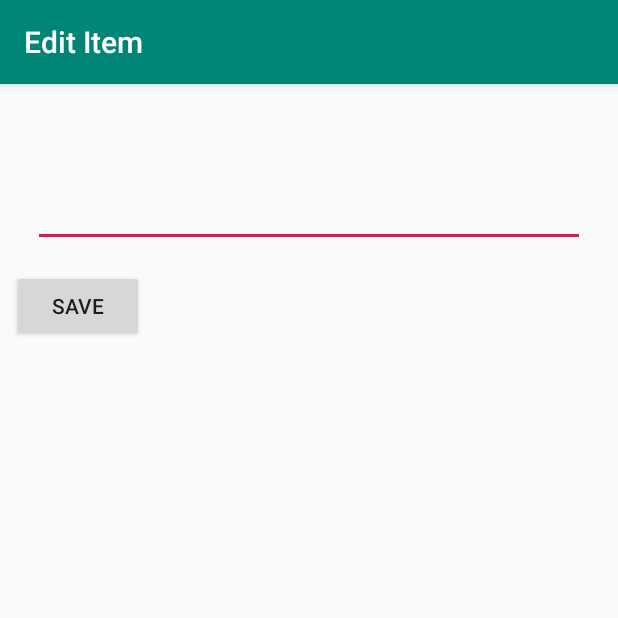
After one commit to lonitra/ToDo, an Android app: the EditItemActivity screen opened directly, with no data from a screen before it, on a phone screen of 412 x 824 dp, the top half of it. The commit adds this screen. Run offline under Robolectric (Android 15) with nearby library versions, the phone set to English and light mode, and no system bars.

Commit message:
Created files to edit text & updated MainActivity.java

```diff
--- a/app/src/main/AndroidManifest.xml
+++ b/app/src/main/AndroidManifest.xml
@@ -9,6 +9,7 @@
         android:roundIcon="@mipmap/ic_launcher_round"
         android:supportsRtl="true"
         android:theme="@style/AppTheme">
+        <activity android:name=".EditItemActivity"></activity>
         <activity android:name=".MainActivity">
             <intent-filter>
                 <action android:name="android.intent.action.MAIN" />
--- /dev/null
+++ b/app/src/main/java/com/example/todo/EditItemActivity.java
@@ -0,0 +1,40 @@
+package com.example.todo;
+
+import android.content.Intent;
+import android.os.Bundle;
+import android.view.View;
+import android.widget.EditText;
+
+import androidx.appcompat.app.AppCompatActivity;
+
+public class EditItemActivity extends AppCompatActivity {
+
+    public static final int EDIT_REQUEST_CODE = 20;
+    public static final String ITEM_TEXT = "itemText";
+    public static final String ITEM_POSITION = "itemPosition";
+    EditText etItemText;
+    int position;
+    @Override
+    protected void onCreate(Bundle savedInstanceState) {
+        super.onCreate(savedInstanceState);
+        setContentView(R.layout.activity_edit_item);
+        // resolve the text field from the layout
+        etItemText = (EditText) findViewById(R.id.etItemText);
+        // set the text field's content from the intent
+        etItemText.setText(getIntent().getStringExtra(ITEM_TEXT));
+        // track the position of the item in the list
+        position = getIntent().getIntExtra(ITEM_POSITION, 0);
+        // set the title bar to reflect the purpose of the view
+        getSupportActionBar().setTitle("Edit Item");
+    }
+
+    public void onSaveItem(View v) {
+        // Prepare intent to pass back to MainActivity
+        Intent data = new Intent();
+        // Pass updated item text and original position
+        data.putExtra(ITEM_TEXT, etItemText.getText().toString());
+        data.putExtra(ITEM_POSITION, position); // ints work too
+        setResult(RESULT_OK, data); // set result code and bundle data for response
+        finish(); // closes the edit activity, passes intent back to main
+    }
+}
--- a/app/src/main/java/com/example/todo/MainActivity.java
+++ b/app/src/main/java/com/example/todo/MainActivity.java
@@ -1,5 +1,6 @@
 package com.example.todo;
 
+import android.content.Intent;
 import android.os.Bundle;
 import android.util.Log;
 import android.view.View;
@@ -17,6 +18,10 @@ import java.io.File;
 import java.io.IOException;
 import java.nio.charset.Charset;
 import java.util.ArrayList;
+
+import static com.example.todo.EditItemActivity.EDIT_REQUEST_CODE;
+import static com.example.todo.EditItemActivity.ITEM_POSITION;
+import static com.example.todo.EditItemActivity.ITEM_TEXT;
 
 public class MainActivity extends AppCompatActivity {
     ArrayList<String> item;
@@ -56,7 +61,21 @@ public class MainActivity extends AppCompatActivity {
                 itemAdapter.notifyDataSetChanged();
                 Log.i("MainActivity","Removed Item " + position);
                 writeItems();
+
                 return true;
+            }
+        });
+        // set the ListView's regular click listener
+        lvItem.setOnItemClickListener(new AdapterView.OnItemClickListener() {
+            @Override
+            public void onItemClick(AdapterView<?> parent, View view, int position, long id) {
+                // first parameter is the context, second is the class of the activity to launch
+                Intent i = new Intent(MainActivity.this, EditItemActivity.class);
+                // put "extras" into the bundle for access in the edit activity
+                i.putExtra(ITEM_TEXT, item.get(position));
+                i.putExtra(ITEM_POSITION, position);
+                // brings up the edit activity with the expectation of a result
+                startActivityForResult(i, EDIT_REQUEST_CODE);
             }
         });
     }
@@ -89,4 +108,24 @@ public class MainActivity extends AppCompatActivity {
             e.printStackTrace();
         }
     }
+
+    @Override
+    protected void onActivityResult(int requestCode, int resultCode, Intent data) {
+        super.onActivityResult(requestCode, resultCode, data);
+        // EDIT_REQUEST_CODE defined with constants
+        if (resultCode == RESULT_OK && requestCode == EDIT_REQUEST_CODE) {
+            // extract updated item value from result extras
+            String updatedItem = data.getExtras().getString(ITEM_TEXT);
+            // get the position of the item which was edited
+            int position = data.getExtras().getInt(ITEM_POSITION, 0);
+            // update the model with the new item text at the edited position
+            item.set(position, updatedItem);
+            // notify the adapter the model changed
+            itemAdapter.notifyDataSetChanged();
+            // Store the updated items back to disk
+            writeItems();
+            // notify the user the operation completed OK
+            Toast.makeText(this, "Item updated", Toast.LENGTH_SHORT).show();
+        }
+    }
 }
--- /dev/null
+++ b/app/src/main/res/layout/activity_edit_item.xml
@@ -0,0 +1,38 @@
+<?xml version="1.0" encoding="utf-8"?>
+<androidx.constraintlayout.widget.ConstraintLayout xmlns:android="http://schemas.android.com/apk/res/android"
+    xmlns:app="http://schemas.android.com/apk/res-auto"
+    xmlns:tools="http://schemas.android.com/tools"
+    android:layout_width="match_parent"
+    android:layout_height="match_parent"
+    tools:context=".EditItemActivity">
+
+    <EditText
+        android:id="@+id/etItemText"
+        android:layout_width="368dp"
+        android:layout_height="63dp"
+        android:layout_marginStart="8dp"
+        android:layout_marginLeft="8dp"
+        android:layout_marginTop="38dp"
+        android:layout_marginEnd="8dp"
+        android:layout_marginRight="8dp"
+        android:layout_marginBottom="8dp"
+        android:ems="10"
+        android:gravity="start|top"
+        android:inputType="textMultiLine"
+        app:layout_constraintBottom_toTopOf="@+id/btnSave"
+        app:layout_constraintEnd_toEndOf="parent"
+        app:layout_constraintStart_toStartOf="parent"
+        app:layout_constraintTop_toTopOf="parent" />
+
+    <Button
+        android:id="@+id/btnSave"
+        android:layout_width="0dp"
+        android:layout_height="wrap_content"
+        android:layout_marginStart="8dp"
+        android:layout_marginLeft="8dp"
+        android:layout_marginTop="124dp"
+        android:onClick="onSaveItem"
+        android:text="Save"
+        app:layout_constraintStart_toStartOf="parent"
+        app:layout_constraintTop_toTopOf="parent" />
+</androidx.constraintlayout.widget.ConstraintLayout>
```
